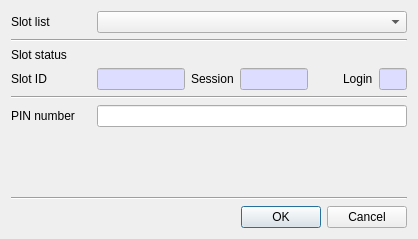
This is CryptokiMan/init_pin_dlg.ui in jykim74/CryptokiMan as Qt 5 draws it before an edit. The edited form follows.
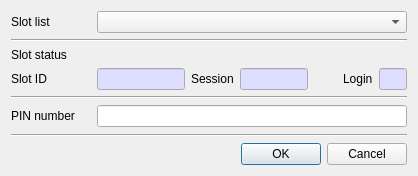
This is the edited form.

What changed in the file:
```diff
--- a/CryptokiMan/init_pin_dlg.ui
+++ b/CryptokiMan/init_pin_dlg.ui
@@ -7,7 +7,7 @@
     <x>0</x>
     <y>0</y>
     <width>418</width>
-    <height>239</height>
+    <height>176</height>
    </rect>
   </property>
   <property name="windowTitle">
```
